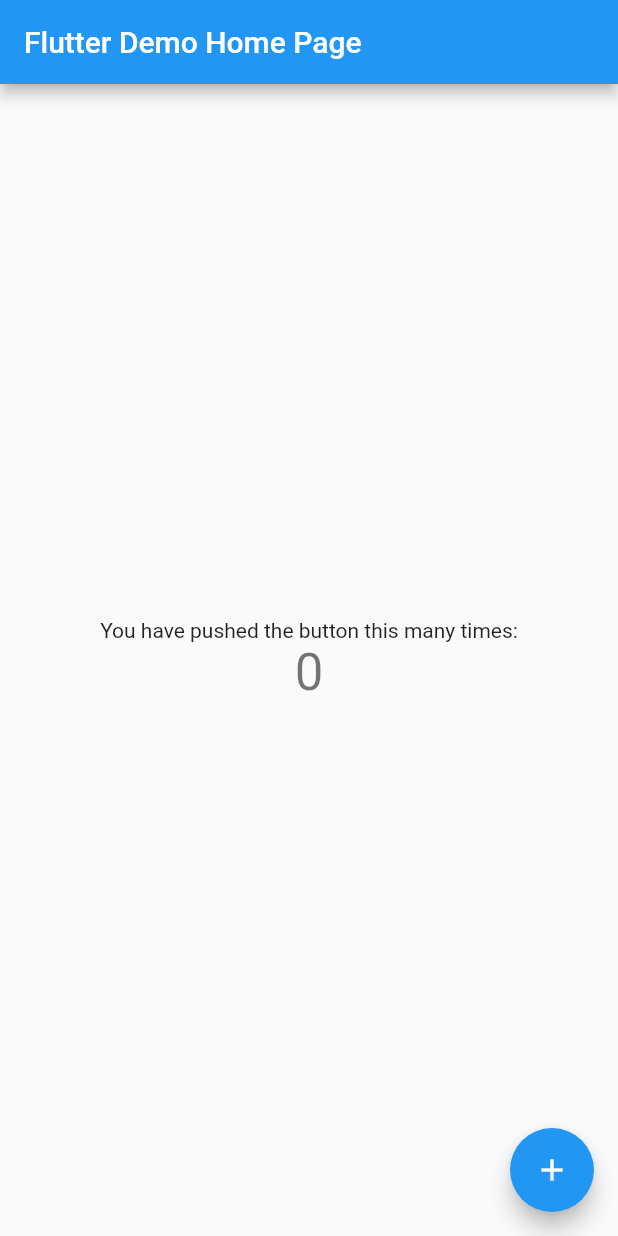
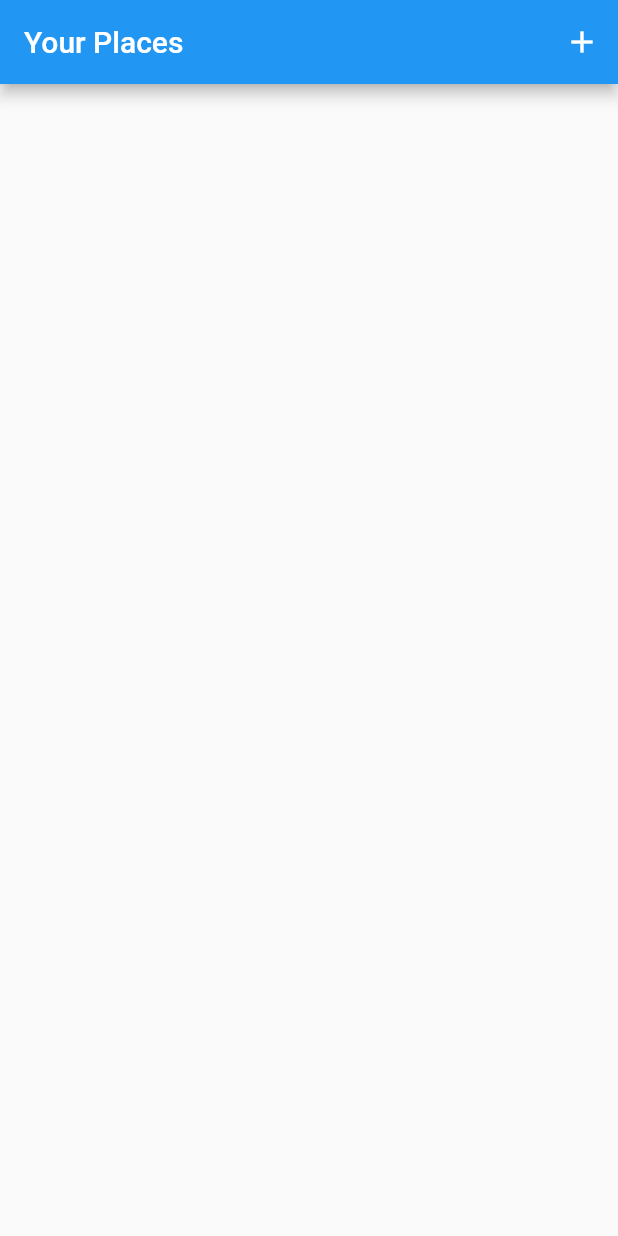
Before and after one commit to ZoraizEjaz/NativeDeviceFeatures, a Flutter app: the screen it shows after launch, on a phone screen of 412 x 824 dp. Run offline on Flutter 3.47's test engine with Material 2 defaults, Android fonts, the phone set to English and light mode, and no system bars.

Commit message:
Place List and place provider added

```diff
--- a/native_device_features/lib/main.dart
+++ b/native_device_features/lib/main.dart
@@ -1,4 +1,7 @@
 import 'package:flutter/material.dart';
+import 'package:provider/provider.dart';
+import './providers/great_places.dart';
+import './screens/places_list_screen.dart';
 
 void main() {
   runApp(MyApp());
@@ -8,110 +11,13 @@ class MyApp extends StatelessWidget {
   // This widget is the root of your application.
   @override
   Widget build(BuildContext context) {
-    return MaterialApp(
-      title: 'Flutter Demo',
-      theme: ThemeData(
-        // This is the theme of your application.
-        //
-        // Try running your application with "flutter run". You'll see the
-        // application has a blue toolbar. Then, without quitting the app, try
-        // changing the primarySwatch below to Colors.green and then invoke
-        // "hot reload" (press "r" in the console where you ran "flutter run",
-        // or simply save your changes to "hot reload" in a Flutter IDE).
-        // Notice that the counter didn't reset back to zero; the application
-        // is not restarted.
-        primarySwatch: Colors.blue,
-        // This makes the visual density adapt to the platform that you run
-        // the app on. For desktop platforms, the controls will be smaller and
-        // closer together (more dense) than on mobile platforms.
-        visualDensity: VisualDensity.adaptivePlatformDensity,
+    return ChangeNotifierProvider(
+      create: (_) => new GreatPlaces(),
+      child: MaterialApp(
+        title: 'Flutter Demo',
+        theme: ThemeData(primarySwatch: Colors.blue, accentColor: Colors.amber),
+        home: PlacesListScreen(),
       ),
-      home: MyHomePage(title: 'Flutter Demo Home Page'),
     );
   }
 }
-
-class MyHomePage extends StatefulWidget {
-  MyHomePage({Key key, this.title}) : super(key: key);
-
-  // This widget is the home page of your application. It is stateful, meaning
-  // that it has a State object (defined below) that contains fields that affect
-  // how it looks.
-
-  // This class is the configuration for the state. It holds the values (in this
-  // case the title) provided by the parent (in this case the App widget) and
-  // used by the build method of the State. Fields in a Widget subclass are
-  // always marked "final".
-
-  final String title;
-
-  @override
-  _MyHomePageState createState() => _MyHomePageState();
-}
-
-class _MyHomePageState extends State<MyHomePage> {
-  int _counter = 0;
-
-  void _incrementCounter() {
-    setState(() {
-      // This call to setState tells the Flutter framework that something has
-      // changed in this State, which causes it to rerun the build method below
-      // so that the display can reflect the updated values. If we changed
-      // _counter without calling setState(), then the build method would not be
-      // called again, and so nothing would appear to happen.
-      _counter++;
-    });
-  }
-
-  @override
-  Widget build(BuildContext context) {
-    // This method is rerun every time setState is called, for instance as done
-    // by the _incrementCounter method above.
-    //
-    // The Flutter framework has been optimized to make rerunning build methods
-    // fast, so that you can just rebuild anything that needs updating rather
-    // than having to individually change instances of widgets.
-    return Scaffold(
-      appBar: AppBar(
-        // Here we take the value from the MyHomePage object that was created by
-        // the App.build method, and use it to set our appbar title.
-        title: Text(widget.title),
-      ),
-      body: Center(
-        // Center is a layout widget. It takes a single child and positions it
-        // in the middle of the parent.
-        child: Column(
-          // Column is also a layout widget. It takes a list of children and
-          // arranges them vertically. By default, it sizes itself to fit its
-          // children horizontally, and tries to be as tall as its parent.
-          //
-          // Invoke "debug painting" (press "p" in the console, choose the
-          // "Toggle Debug Paint" action from the Flutter Inspector in Android
-          // Studio, or the "Toggle Debug Paint" command in Visual Studio Code)
-          // to see the wireframe for each widget.
-          //
-          // Column has various properties to control how it sizes itself and
-          // how it positions its children. Here we use mainAxisAlignment to
-          // center the children vertically; the main axis here is the vertical
-          // axis because Columns are vertical (the cross axis would be
-          // horizontal).
-          mainAxisAlignment: MainAxisAlignment.center,
-          children: <Widget>[
-            Text(
-              'You have pushed the button this many times:',
-            ),
-            Text(
-              '$_counter',
-              style: Theme.of(context).textTheme.headline4,
-            ),
-          ],
-        ),
-      ),
-      floatingActionButton: FloatingActionButton(
-        onPressed: _incrementCounter,
-        tooltip: 'Increment',
-        child: Icon(Icons.add),
-      ), // This trailing comma makes auto-formatting nicer for build methods.
-    );
-  }
-}
--- /dev/null
+++ b/native_device_features/lib/models/place.dart
@@ -0,0 +1,28 @@
+import 'dart:io';
+import 'package:flutter/foundation.dart';
+
+class PlaceLocation {
+  final double latitude;
+  final double longitude;
+  final String address;
+
+  PlaceLocation(
+    @required this.latitude,
+    @required this.longitude,
+    this.address,
+  );
+}
+
+class Place {
+  final String id;
+  final String title;
+  final PlaceLocation address;
+  final File image;
+
+  Place(
+    @required this.id,
+    @required this.title,
+    @required this.address,
+    @required this.image,
+  );
+}
--- /dev/null
+++ b/native_device_features/lib/providers/great_places.dart
@@ -0,0 +1,12 @@
+import 'package:flutter/foundation.dart';
+import '../models/place.dart';
+
+class GreatPlaces with ChangeNotifier {
+  List<Place> _items = [];
+
+  List<Place> get items {
+    return [
+      ..._items
+    ]; // we add [] while returning the list so that we can return the copy
+  }
+}
--- /dev/null
+++ b/native_device_features/lib/screens/places_list_screen.dart
@@ -0,0 +1,19 @@
+import 'package:flutter/material.dart';
+
+class PlacesListScreen extends StatelessWidget {
+  @override
+  Widget build(BuildContext context) {
+    return Scaffold(
+      appBar: AppBar(
+        title: Text('Your Places'),
+        actions: <Widget>[
+          IconButton(
+            icon: Icon(Icons.add),
+            onPressed: () {},
+          ),
+        ],
+      ),
+      body: Center(),
+    );
+  }
+}
--- a/native_device_features/pubspec.yaml
+++ b/native_device_features/pubspec.yaml
@@ -23,6 +23,7 @@ environment:
 dependencies:
   flutter:
     sdk: flutter
+  provider: ^4.3.2+2
 
 
   # The following adds the Cupertino Icons font to your application.
```
Also changed, not shown: native_device_features/lib/screens/add_place_screen.dart (added), native_device_features/lib/screens/place_detail_screen.dart (added), native_device_features/pubspec.lock.
